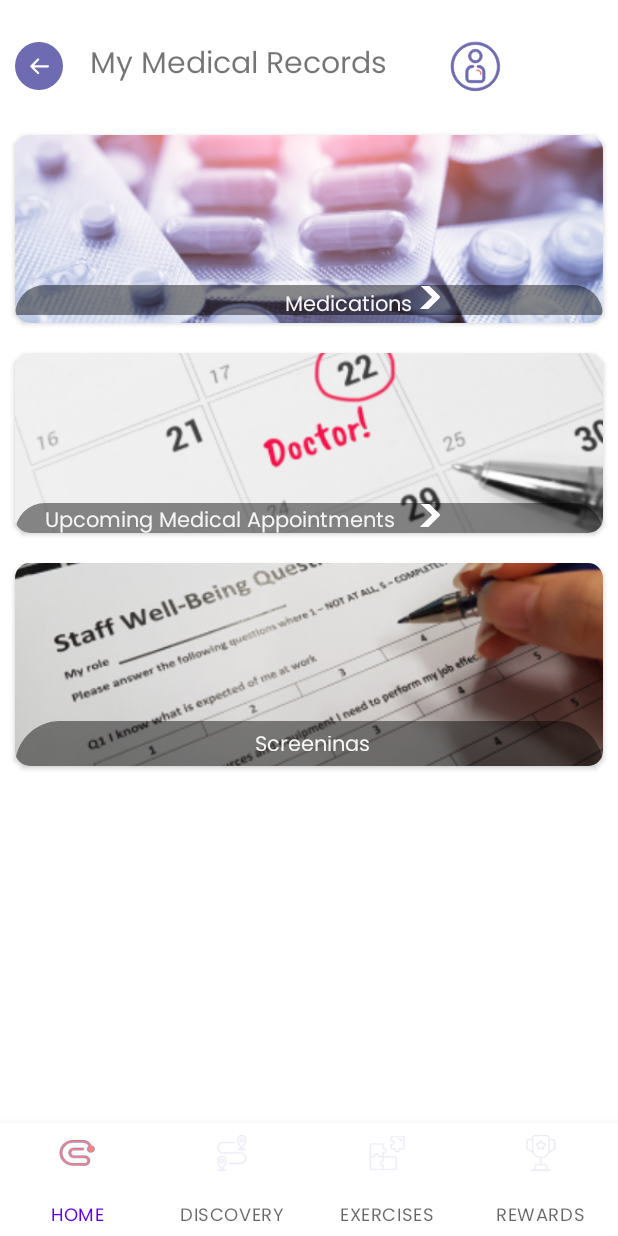
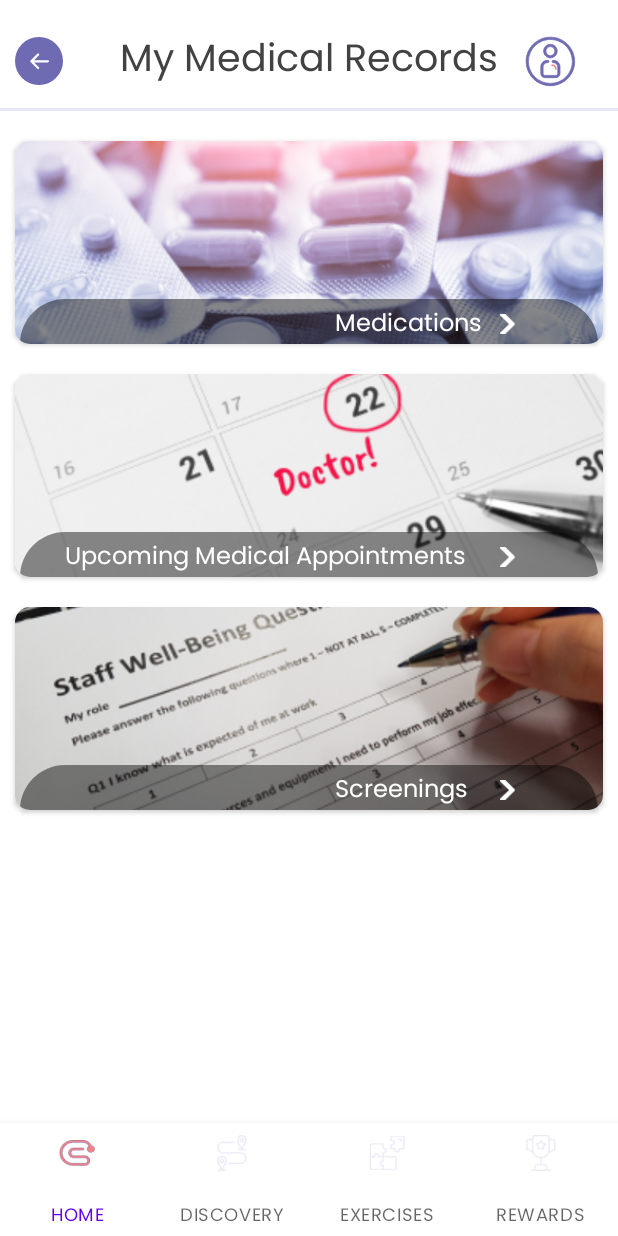
Before and after one commit to pardhaNFC/calmscient, an Android app built with Jetpack Compose: the fragment MedicationsFragment placed in its activity, on a phone screen of 412 x 824 dp. Run offline under Robolectric (Android 15) with nearby library versions, the phone set to English and light mode, and no system bars; our stand-ins replace sdp/ssp sizes.

Commit message:
design changes

```diff
--- a/app/src/main/java/com/calmscient/fragments/HomeFragment.kt
+++ b/app/src/main/java/com/calmscient/fragments/HomeFragment.kt
@@ -27,12 +27,13 @@ import com.calmscient.activities.SettingsActivity
 import com.calmscient.adapters.VideoAdapter
 import com.calmscient.activities.WeeklySummary
 import com.calmscient.Interface.CellClickListener
+import com.calmscient.activities.CalendarViewActivity
 
 // the fragment initialization parameters, e.g. ARG_ITEM_NUMBER
 private const val ARG_PARAM1 = "param1"
 private const val ARG_PARAM2 = "param2"
 
-class HomeFragment : Fragment(), CellClickListener {
+class HomeFragment : Fragment() {
     private lateinit var recyclerView: RecyclerView
     private lateinit var videoAdapter: VideoAdapter
     private lateinit var profileImage: ImageView
@@ -68,7 +69,9 @@ class HomeFragment : Fragment(), CellClickListener {
             startActivity(intent)
         }
         myMedicalRecordsLayout.setOnClickListener {
-            loadFragment(MedicationsFragment())
+            //loadFragment(MedicationsFragment())
+            val intent = Intent(activity, CalendarViewActivity::class.java)
+            startActivity(intent)
         }
         val weeklySummaryLayout = rootView.findViewById<View>(R.id.weeklySummaryLayout)
 
@@ -79,11 +82,11 @@ class HomeFragment : Fragment(), CellClickListener {
     }
 
     private fun loadFragment(fragment: Fragment) {
-       /* fragmentManager?.beginTransaction()?.apply {
-            replace(R.id.flFragment, fragment)
-                .addToBackStack(null)
-                .commit()
-        }*/
+        /* fragmentManager?.beginTransaction()?.apply {
+             replace(R.id.flFragment, fragment)
+                 .addToBackStack(null)
+                 .commit()
+         }*/
         val transaction = requireActivity().supportFragmentManager.beginTransaction()
         transaction.replace(R.id.flFragment, fragment)
         transaction.commit()
@@ -97,13 +100,4 @@ class HomeFragment : Fragment(), CellClickListener {
     companion object {
         fun newInstance() = HomeFragment()
     }
-
-    override fun onCellClickListener(position: Int) {
-        /*if (position == 0) {
-            requireActivity().let {
-                val intent = Intent(activity, Example7Fragment::class.java)
-                startActivity(intent)
-            }
-        }*/
-    }
 }
--- a/app/src/main/java/com/calmscient/fragments/MedicationsFragment.kt
+++ b/app/src/main/java/com/calmscient/fragments/MedicationsFragment.kt
@@ -20,6 +20,7 @@ class MedicationsFragment : Fragment() {
         binding = ActivityMyMedicalRecordsBinding.inflate(inflater, container, false)
         binding.medicationsLayout.setOnClickListener {
             Toast.makeText(requireActivity(), "message", Toast.LENGTH_LONG).show()
+           loadFragment(CalendarFragment())
         }
         return binding.root
     }
--- a/app/src/main/res/drawable/transparent.xml
+++ b/app/src/main/res/drawable/transparent.xml
@@ -1,10 +1,10 @@
 <?xml version="1.0" encoding="UTF-8"?>
 <shape xmlns:android="http://schemas.android.com/apk/res/android"
     android:id="@+id/shape_my">
-    <padding android:left="20dp"
+    <!--<padding android:left="20dp"
         android:top="20dp"
         android:right="20dp"
-        android:bottom="20dp" />
+        android:bottom="20dp" />-->
     <!--<corners android:radius="2dp" />-->
     <corners android:topLeftRadius="850dp"
         android:topRightRadius="850dp" />
--- a/app/src/main/res/layout/activity_my_medical_records.xml
+++ b/app/src/main/res/layout/activity_my_medical_records.xml
@@ -5,15 +5,15 @@
     android:layout_width="match_parent"
     android:layout_height="match_parent"
     android:orientation="vertical"
-    tools:context=".activities.MedicationsActivity">
+    tools:context=".fragments.MedicationsFragment">
 
     <RelativeLayout
         android:layout_width="match_parent"
         android:layout_height="wrap_content"
         android:layout_marginStart="10dp"
-        android:layout_marginTop="10dp"
+        android:layout_marginTop="20dp"
         android:layout_marginEnd="10dp"
-        android:layout_marginBottom="20dp">
+        android:layout_marginBottom="10dp">
 
         <ImageView
             android:id="@+id/back_icon"
@@ -28,19 +28,17 @@
             android:layout_width="match_parent"
             android:layout_height="wrap_content"
             android:layout_centerInParent="true"
-            android:layout_gravity="top|center_horizontal"
-            android:layout_marginTop="15dp"
-            android:layout_marginEnd="90dp"
-            android:layout_marginBottom="20dp"
-            android:text=" My Medical Records"
-            android:textSize="20sp" />
+            android:gravity="center"
+            android:text="My Medical Records"
+            android:textColor="#424242"
+            android:textSize="25sp" />
 
         <ImageView
             android:id="@+id/ic_profile"
             android:layout_width="wrap_content"
             android:layout_height="wrap_content"
             android:layout_centerVertical="true"
-            android:layout_marginStart="290dp"
+            android:layout_marginStart="340dp"
             android:clickable="true"
             android:src="@drawable/ic_profile" />
 
@@ -48,12 +46,14 @@
 
     <View
         android:layout_width="wrap_content"
-        android:layout_height="1dp"
-        android:layout_marginTop="-20dp" />
+        android:layout_height="2dp"
+        android:layout_marginBottom="10dp"
+        android:background="@color/viewbackgroundcolor" />
 
     <androidx.cardview.widget.CardView
+        android:id="@+id/medicationsCard"
         android:layout_width="match_parent"
-        android:layout_height="125dp"
+        android:layout_height="135dp"
         android:layout_margin="10dp"
         android:clickable="true"
         app:cardCornerRadius="10dp">
@@ -61,7 +61,7 @@
         <ImageView
             android:id="@+id/imageView1"
             android:layout_width="wrap_content"
-            android:layout_height="125dp"
+            android:layout_height="135dp"
             android:layout_marginTop="0dp"
             android:layout_marginBottom="170dp"
             android:scaleType="centerCrop"
@@ -70,36 +70,39 @@
         <RelativeLayout
             android:id="@+id/medications_layout"
             android:layout_width="match_parent"
-            android:layout_height="20dp"
-            android:layout_marginTop="100dp"
-            android:clickable="true"
+            android:layout_height="30dp"
+            android:layout_marginStart="3dp"
+            android:layout_marginTop="105dp"
+            android:layout_marginEnd="3dp"
             android:background="@drawable/transparent">
 
             <TextView
-                android:id="@+id/textView3"
-                android:layout_width="90dp"
-                android:layout_height="20dp"
-                android:layout_marginStart="160dp"
-                android:layout_marginTop="-18dp"
+                android:id="@+id/Medications_text"
+                android:layout_width="match_parent"
+                android:layout_height="wrap_content"
+                android:layout_marginStart="210dp"
+                android:layout_marginTop="4dp"
                 android:text="Medications"
-                android:textColor="#F5F5F5"
-                android:textSize="14sp" />
+                android:textColor="#FFFFFF"
+                android:textSize="16dp" />
 
             <ImageView
-                android:id="@+id/imageView7"
-                android:layout_width="wrap_content"
-                android:layout_height="15dp"
-                android:layout_marginStart="250dp"
-                android:layout_marginTop="-19dp"
+                android:id="@+id/nexticon"
+                android:layout_width="10dp"
+                android:layout_height="13dp"
+                android:layout_marginStart="320dp"
+                android:layout_marginTop="10dp"
                 android:scaleType="centerCrop"
                 android:src="@drawable/ic_next_white"
                 android:textColor="#F5F5F5" />
+
         </RelativeLayout>
     </androidx.cardview.widget.CardView>
 
     <androidx.cardview.widget.CardView
+        android:id="@+id/UpcomingsMedicalAppointments_Card"
         android:layout_width="match_parent"
-        android:layout_height="120dp"
+        android:layout_height="135dp"
         android:layout_margin="10dp"
         android:clickable="true"
         app:cardCornerRadius="10dp">
@@ -107,39 +110,41 @@
         <ImageView
             android:id="@+id/imageView11"
             android:layout_width="match_parent"
-            android:layout_height="125dp"
-            android:layout_marginStart="-12dp"
+            android:layout_height="135dp"
             android:layout_marginEnd="-10dp"
             android:layout_marginBottom="150dp"
             android:scaleType="centerCrop"
             android:src="@drawable/medicalappointments_image" />
 
         <RelativeLayout
+            android:id="@+id/transparent2"
             android:layout_width="match_parent"
-            android:layout_height="20dp"
-            android:layout_marginTop="100dp"
+            android:layout_height="30dp"
+            android:layout_marginStart="3dp"
+            android:layout_marginTop="105dp"
+            android:layout_marginEnd="3dp"
             android:background="@drawable/transparent">
 
             <TextView
-                android:id="@+id/textView12"
-                android:layout_width="250dp"
-                android:layout_height="20dp"
-                android:layout_marginTop="-19dp"
+                android:id="@+id/UpcomingMedicalAppointments_Text"
+                android:layout_width="match_parent"
+                android:layout_height="wrap_content"
+                android:layout_marginStart="30dp"
+                android:layout_marginTop="4dp"
                 android:text="Upcoming Medical Appointments"
-                android:textColor="#F5F5F5"
-                android:textSize="14sp" />
+                android:textColor="#FFFFFF"
+                android:textSize="16dp" />
 
             <ImageView
-                android:id="@+id/imageView"
-                android:layout_width="wrap_content"
-                android:layout_height="15dp"
-                android:layout_marginStart="250dp"
-                android:layout_marginTop="-19dp"
+                android:id="@+id/nexticon1"
+                android:layout_width="10dp"
+                android:layout_height="13dp"
+                android:layout_marginStart="320dp"
+                android:layout_marginTop="10dp"
                 android:scaleType="centerCrop"
                 android:src="@drawable/ic_next_white"
                 android:textColor="#F5F5F5" />
         </RelativeLayout>
-
     </androidx.cardview.widget.CardView>
 
     <androidx.cardview.widget.CardView
@@ -160,32 +165,34 @@
             android:src="@drawable/screenings_image" />
 
         <RelativeLayout
+            android:id="@+id/transparent3"
             android:layout_width="match_parent"
-            android:layout_height="wrap_content"
+            android:layout_height="30dp"
+            android:layout_marginStart="3dp"
             android:layout_marginTop="105dp"
+            android:layout_marginEnd="3dp"
             android:background="@drawable/transparent">
 
             <TextView
-                android:id="@+id/textView2"
+                android:id="@+id/Screenings_text"
                 android:layout_width="match_parent"
-                android:layout_height="45dp"
-                android:layout_gravity="top|center_horizontal"
-                android:layout_marginStart="140dp"
-                android:layout_marginTop="-15dp"
-                android:layout_marginBottom="10dp"
+                android:layout_height="wrap_content"
+                android:layout_marginStart="210dp"
+                android:layout_marginTop="4dp"
                 android:text="Screenings"
-                android:textColor="#F5F5F5"
-                android:textSize="14sp" />
+                android:textColor="#FFFFFF"
+                android:textSize="16dp" />
 
             <ImageView
-                android:id="@+id/nextimage1"
-                android:layout_width="wrap_content"
-                android:layout_height="15dp"
-                android:layout_marginStart="250dp"
-                android:layout_marginTop="-19dp"
+                android:id="@+id/nexticon2"
+                android:layout_width="10dp"
+                android:layout_height="13dp"
+                android:layout_marginStart="320dp"
+                android:layout_marginTop="10dp"
                 android:scaleType="centerCrop"
                 android:src="@drawable/ic_next_white"
                 android:textColor="#F5F5F5" />
         </RelativeLayout>
+
     </androidx.cardview.widget.CardView>
 </LinearLayout>
```
Also changed, not shown: app/src/main/java/com/calmscient/fragments/CalendarFragment.kt (added, +132 -0 lines), app/src/main/res/layout/example_7_fragment.xml (+7 -1 lines).
